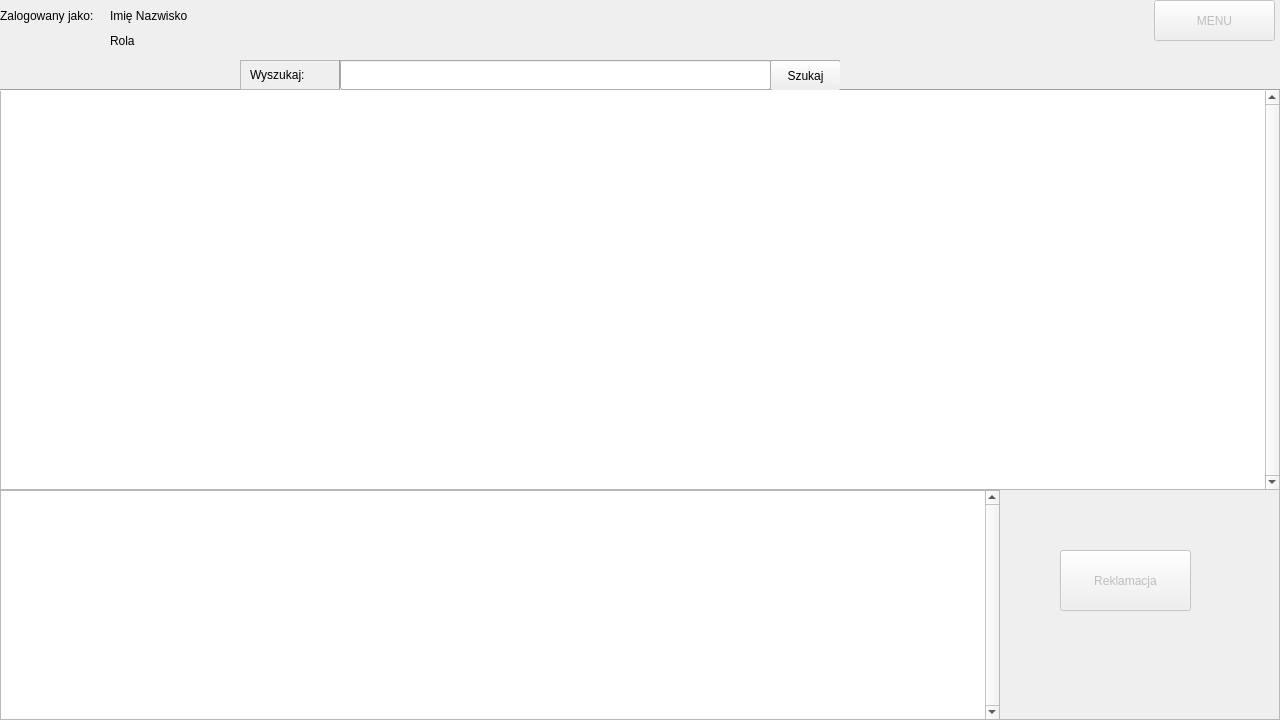
This is Sklepzelektronika/aplikacja_sklepu.ui in kapi2700/Sklepzelektronika as Qt 5 draws it before an edit. The edited form follows.
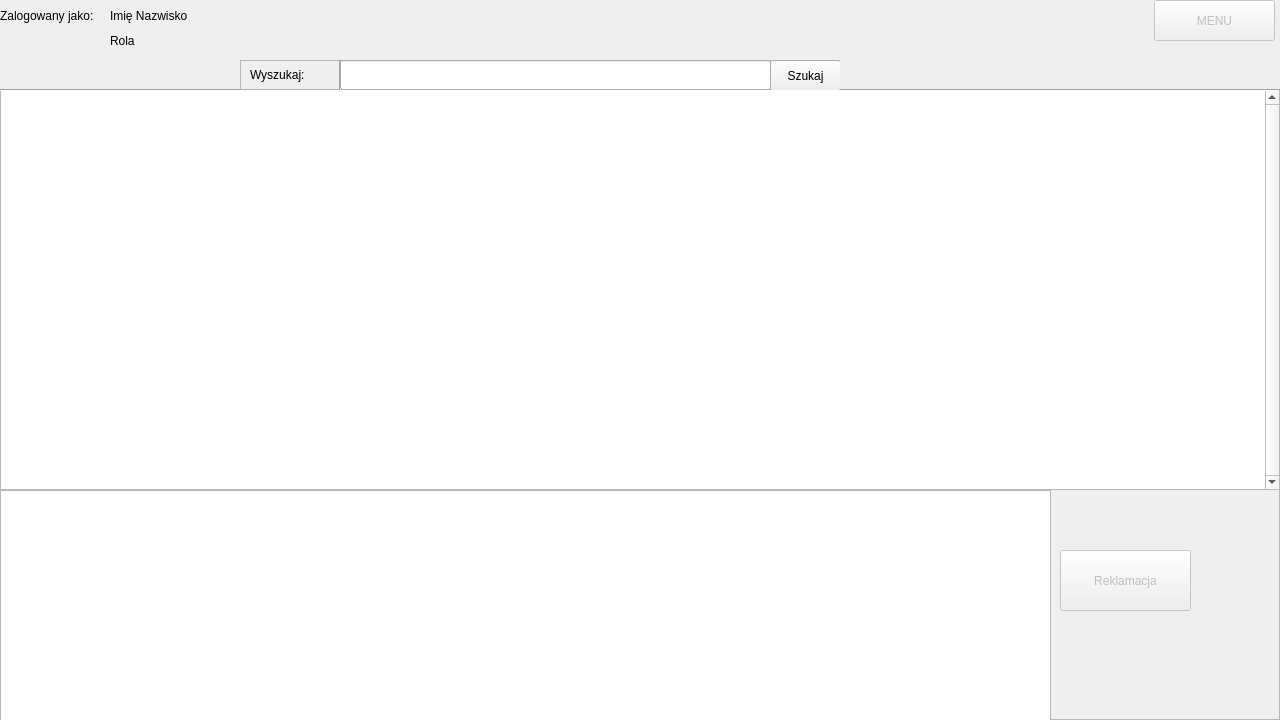
This is the edited form. The open tabs and pages were chosen to show the change.

Commit message: aplikacja, prawie gotowa, brakuje kilku dodatkowych funkcji

```diff
--- a/Sklepzelektronika/aplikacja_sklepu.ui
+++ b/Sklepzelektronika/aplikacja_sklepu.ui
@@ -691,61 +691,6 @@
         <bool>false</bool>
        </attribute>
       </widget>
-      <widget class="QTableView" name="transakcja_table">
-       <property name="geometry">
-        <rect>
-         <x>0</x>
-         <y>400</y>
-         <width>1000</width>
-         <height>230</height>
-        </rect>
-       </property>
-       <property name="frameShadow">
-        <enum>QFrame::Sunken</enum>
-       </property>
-       <property name="midLineWidth">
-        <number>1</number>
-       </property>
-       <property name="verticalScrollBarPolicy">
-        <enum>Qt::ScrollBarAlwaysOn</enum>
-       </property>
-       <property name="horizontalScrollBarPolicy">
-        <enum>Qt::ScrollBarAlwaysOff</enum>
-       </property>
-       <property name="editTriggers">
-        <set>QAbstractItemView::NoEditTriggers</set>
-       </property>
-       <property name="showDropIndicator" stdset="0">
-        <bool>false</bool>
-       </property>
-       <property name="alternatingRowColors">
-        <bool>true</bool>
-       </property>
-       <property name="iconSize">
-        <size>
-         <width>0</width>
-         <height>0</height>
-        </size>
-       </property>
-       <attribute name="horizontalHeaderCascadingSectionResizes">
-        <bool>false</bool>
-       </attribute>
-       <attribute name="horizontalHeaderShowSortIndicator" stdset="0">
-        <bool>false</bool>
-       </attribute>
-       <attribute name="horizontalHeaderStretchLastSection">
-        <bool>false</bool>
-       </attribute>
-       <attribute name="verticalHeaderCascadingSectionResizes">
-        <bool>false</bool>
-       </attribute>
-       <attribute name="verticalHeaderShowSortIndicator" stdset="0">
-        <bool>false</bool>
-       </attribute>
-       <attribute name="verticalHeaderStretchLastSection">
-        <bool>false</bool>
-       </attribute>
-      </widget>
       <widget class="QPushButton" name="reklamacja_btn">
        <property name="enabled">
         <bool>false</bool>
@@ -762,6 +707,29 @@
         <string>Reklamacja</string>
        </property>
       </widget>
+      <widget class="QTableWidget" name="szczegoly_table">
+       <property name="geometry">
+        <rect>
+         <x>0</x>
+         <y>400</y>
+         <width>1051</width>
+         <height>231</height>
+        </rect>
+       </property>
+      </widget>
+      <widget class="QLabel" name="bledy_transakcje_lbl">
+       <property name="geometry">
+        <rect>
+         <x>1060</x>
+         <y>530</y>
+         <width>171</width>
+         <height>71</height>
+        </rect>
+       </property>
+       <property name="text">
+        <string/>
+       </property>
+      </widget>
      </widget>
      <widget class="Line" name="line_15">
       <property name="geometry">
```
Left out of the diff: 2 changed lines with no effect on the pictures. The commit also changes 3 other files.
